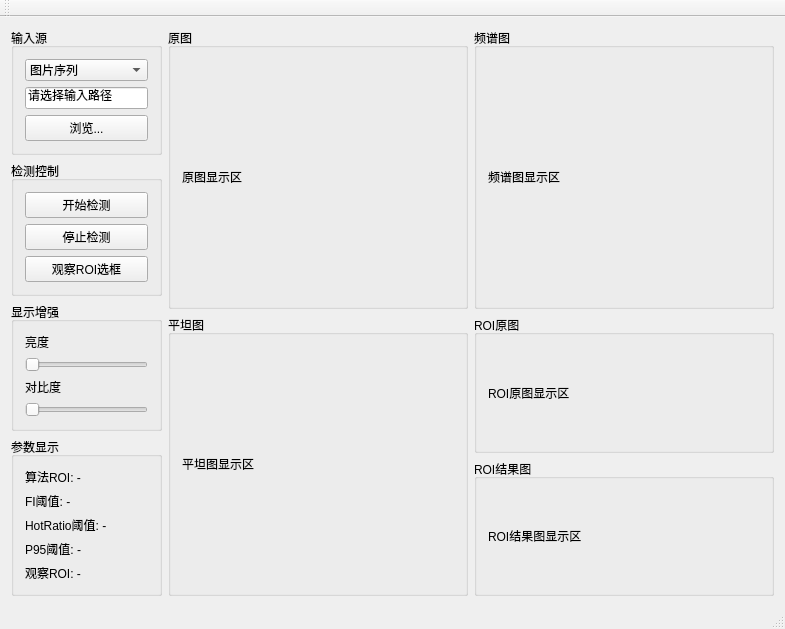
Old version of the form WaferMaster/ui/WaferMaster.ui in the repository recklevs/WaferMaster.
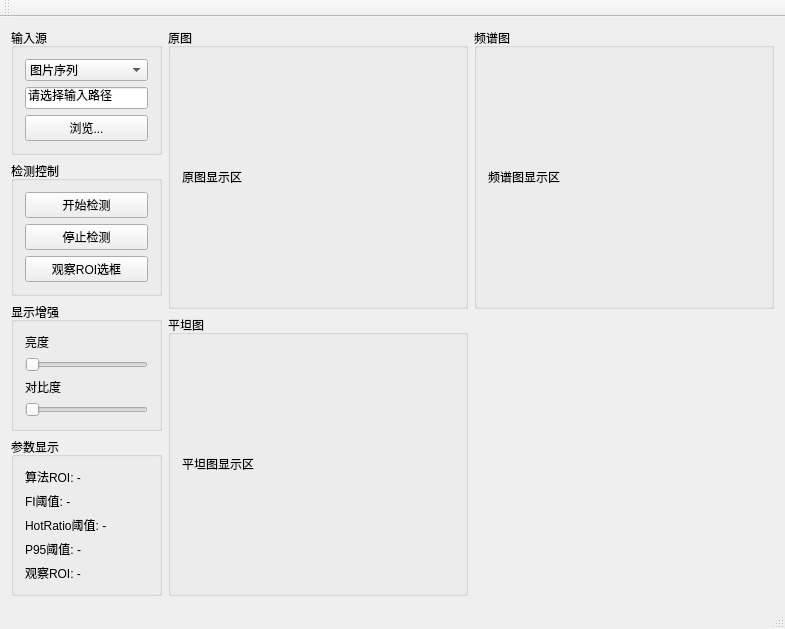
New version of the form.

```diff
--- a/WaferMaster/ui/WaferMaster.ui
+++ b/WaferMaster/ui/WaferMaster.ui
@@ -205,42 +205,6 @@
         </layout>
        </widget>
       </item>
-      <item row="1" column="2">
-       <layout class="QVBoxLayout" name="verticalLayout_6">
-        <item>
-         <widget class="QGroupBox" name="groupRoiSrc">
-          <property name="title">
-           <string>ROI原图</string>
-          </property>
-          <layout class="QVBoxLayout" name="verticalLayout_11">
-           <item>
-            <widget class="QLabel" name="lblRoiOriginal">
-             <property name="text">
-              <string>ROI原图显示区</string>
-             </property>
-            </widget>
-           </item>
-          </layout>
-         </widget>
-        </item>
-        <item>
-         <widget class="QGroupBox" name="groupRoiDst">
-          <property name="title">
-           <string>ROI结果图</string>
-          </property>
-          <layout class="QVBoxLayout" name="verticalLayout_10">
-           <item>
-            <widget class="QLabel" name="lblRoiResult">
-             <property name="text">
-              <string>ROI结果图显示区</string>
-             </property>
-            </widget>
-           </item>
-          </layout>
-         </widget>
-        </item>
-       </layout>
-      </item>
       <item row="1" column="0">
        <widget class="QGroupBox" name="groupFlatness">
         <property name="title">
```
